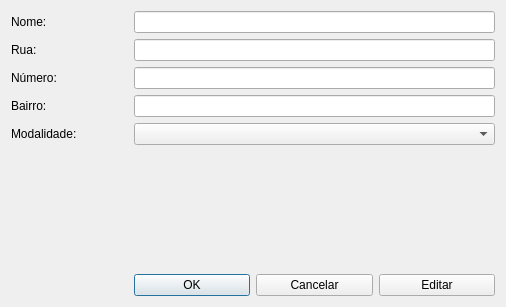
matheusfillipe/ganec, file src/main/python/ui/widgets/escolaForm2.ui: the form before one commit.
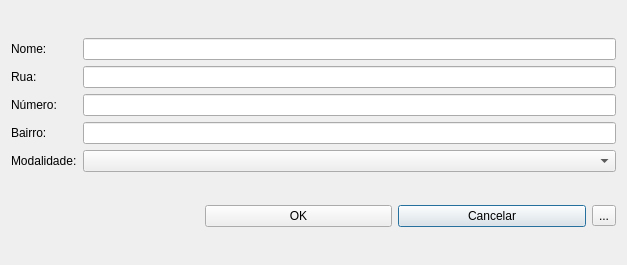
The form after the commit.

Patch:
```diff
--- a/src/main/python/ui/widgets/escolaForm2.ui
+++ b/src/main/python/ui/widgets/escolaForm2.ui
@@ -6,14 +6,40 @@
    <rect>
     <x>0</x>
     <y>0</y>
-    <width>506</width>
-    <height>307</height>
+    <width>627</width>
+    <height>265</height>
    </rect>
   </property>
   <property name="windowTitle">
    <string>Dialog</string>
   </property>
   <layout class="QGridLayout" name="gridLayout">
+   <item row="6" column="3">
+    <widget class="QPushButton" name="buttonCancelar">
+     <property name="text">
+      <string>Cancelar</string>
+     </property>
+    </widget>
+   </item>
+   <item row="0" column="1" colspan="4">
+    <layout class="QGridLayout" name="gridLayout_2">
+     <item row="2" column="1">
+      <widget class="QLineEdit" name="lineEditNumero"/>
+     </item>
+     <item row="2" column="0">
+      <widget class="QLabel" name="labelNumero">
+       <property name="text">
+        <string>Número:</string>
+       </property>
+      </widget>
+     </item>
+     <item row="3" column="0">
+      <widget class="QLabel" name="labelBairro">
+       <property name="text">
+        <string>Bairro:</string>
+       </property>
+      </widget>
+     </item>
    <item row="0" column="0">
     <widget class="QLabel" name="labelNome">
      <property name="enabled">
@@ -24,9 +50,6 @@
      </property>
     </widget>
    </item>
-   <item row="0" column="1" colspan="3">
-    <widget class="QLineEdit" name="lineEditNome"/>
-   </item>
    <item row="1" column="0">
     <widget class="QLabel" name="labelRua">
      <property name="text">
@@ -34,29 +57,15 @@
      </property>
     </widget>
    </item>
-   <item row="1" column="1" colspan="3">
-    <widget class="QLineEdit" name="lineEditRua"/>
-   </item>
-   <item row="2" column="0">
-    <widget class="QLabel" name="labelNumero">
-     <property name="text">
-      <string>Número:</string>
-     </property>
-    </widget>
-   </item>
-   <item row="2" column="1" colspan="3">
-    <widget class="QLineEdit" name="lineEditNumero"/>
-   </item>
-   <item row="3" column="0">
-    <widget class="QLabel" name="labelBairro">
-     <property name="text">
-      <string>Bairro:</string>
-     </property>
-    </widget>
-   </item>
-   <item row="3" column="1" colspan="3">
+     <item row="0" column="1">
+      <widget class="QLineEdit" name="lineEditNome"/>
+     </item>
+     <item row="3" column="1">
     <widget class="QLineEdit" name="lineEditBairro"/>
    </item>
+     <item row="1" column="1">
+      <widget class="QLineEdit" name="lineEditRua"/>
+     </item>
    <item row="4" column="0">
     <widget class="QLabel" name="labelModalidade">
      <property name="text">
@@ -64,43 +73,28 @@
      </property>
     </widget>
    </item>
-   <item row="4" column="1" colspan="3">
+     <item row="4" column="1">
     <widget class="QComboBox" name="comboBoxModalidade"/>
    </item>
-   <item row="6" column="1">
+    </layout>
+   </item>
+   <item row="6" column="4">
+    <widget class="QToolButton" name="toolButtonEditar">
+     <property name="toolTip">
+      <string>Editar</string>
+     </property>
+     <property name="text">
+      <string>...</string>
+     </property>
+    </widget>
+   </item>
+   <item row="6" column="2">
     <widget class="QPushButton" name="buttonOk">
      <property name="text">
       <string>OK</string>
      </property>
     </widget>
    </item>
-   <item row="6" column="2">
-    <widget class="QPushButton" name="buttonCancelar">
-     <property name="text">
-      <string>Cancelar</string>
-     </property>
-    </widget>
-   </item>
-   <item row="6" column="3">
-    <widget class="QPushButton" name="buttonEditar">
-     <property name="text">
-      <string>Editar</string>
-     </property>
-    </widget>
-   </item>
-   <item row="5" column="2">
-    <spacer name="verticalSpacer">
-     <property name="orientation">
-      <enum>Qt::Vertical</enum>
-     </property>
-     <property name="sizeHint" stdset="0">
-      <size>
-       <width>20</width>
-       <height>40</height>
-      </size>
-     </property>
-    </spacer>
-   </item>
   </layout>
  </widget>
  <resources/>
```
Left out of the diff: 50 changed lines with no effect on the pictures. Lines whose indentation alone changed are shown as unchanged.
